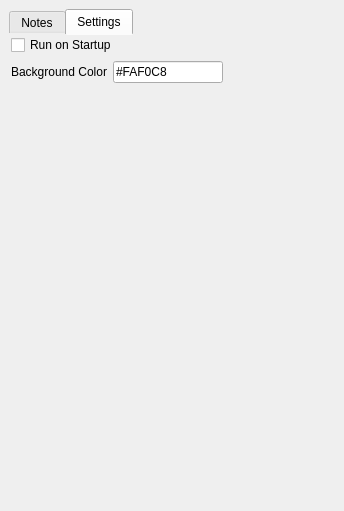
This is GUI/main.ui in goldentoaste/honey-pot as Qt 5 draws it before an edit. The edited form follows.
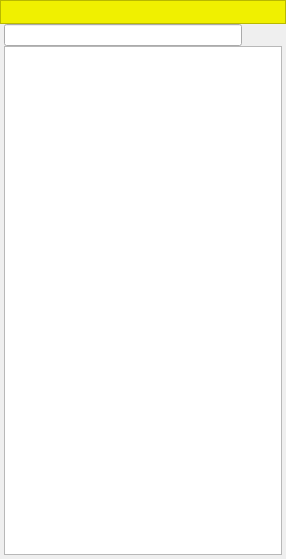
This is the edited form. The open tabs and pages were chosen to show the change. Icons and pictures are not drawn.

What changed in the file:
```diff
--- a/GUI/main.ui
+++ b/GUI/main.ui
@@ -1,103 +1,230 @@
 <?xml version="1.0" encoding="UTF-8"?>
 <ui version="4.0">
- <class>MainWindow</class>
- <widget class="QMainWindow" name="MainWindow">
+ <class>Form</class>
+ <widget class="QWidget" name="Form">
   <property name="geometry">
    <rect>
     <x>0</x>
     <y>0</y>
-    <width>344</width>
-    <height>511</height>
+    <width>286</width>
+    <height>559</height>
    </rect>
   </property>
   <property name="windowTitle">
    <string>Sticky Markdown</string>
   </property>
-  <widget class="QWidget" name="centralwidget">
-   <layout class="QVBoxLayout" name="verticalLayout">
-    <item>
-     <widget class="QTabWidget" name="tabWidget">
-      <property name="styleSheet">
-       <string notr="true">QTabWidget::pane{
-	 border: 0 solid white;
-    margin: -9px -7px -9px -7px;
+  <layout class="QVBoxLayout" name="verticalLayout_2">
+   <property name="spacing">
+    <number>0</number>
+   </property>
+   <property name="leftMargin">
+    <number>0</number>
+   </property>
+   <property name="topMargin">
+    <number>0</number>
+   </property>
+   <property name="rightMargin">
+    <number>0</number>
+   </property>
+   <property name="bottomMargin">
+    <number>0</number>
+   </property>
+   <item>
+    <widget class="QFrame" name="frame">
+     <property name="styleSheet">
+      <string notr="true">QFrame{
+	background: #f0f000;
 }</string>
+     </property>
+     <property name="frameShape">
+      <enum>QFrame::StyledPanel</enum>
+     </property>
+     <property name="frameShadow">
+      <enum>QFrame::Raised</enum>
+     </property>
+     <layout class="QHBoxLayout" name="horizontalLayout">
+      <property name="spacing">
+       <number>0</number>
       </property>
-      <property name="currentIndex">
+      <property name="leftMargin">
        <number>0</number>
       </property>
-      <widget class="QWidget" name="Notes">
-       <attribute name="title">
-        <string>Notes</string>
-       </attribute>
+      <property name="topMargin">
+       <number>0</number>
+      </property>
+      <property name="rightMargin">
+       <number>0</number>
+      </property>
+      <property name="bottomMargin">
+       <number>0</number>
+      </property>
+      <item>
+       <widget class="QPushButton" name="pushButton">
+        <property name="styleSheet">
+         <string notr="true">QPushButton:hover:!pressed{
+	border: 1px solid #000000;
+}</string>
+        </property>
+        <property name="text">
+         <string/>
+        </property>
+        <property name="icon">
+         <iconset resource="stickyResource.qrc">
+          <normaloff>:/GUI/add.svg</normaloff>:/GUI/add.svg</iconset>
+        </property>
+        <property name="iconSize">
+         <size>
+          <width>20</width>
+          <height>20</height>
+         </size>
+        </property>
+        <property name="flat">
+         <bool>true</bool>
+        </property>
+       </widget>
+      </item>
+      <item>
+       <spacer name="horizontalSpacer">
+        <property name="orientation">
+         <enum>Qt::Horizontal</enum>
+        </property>
+        <property name="sizeHint" stdset="0">
+         <size>
+          <width>270</width>
+          <height>20</height>
+         </size>
+        </property>
+       </spacer>
+      </item>
+      <item>
+       <widget class="QPushButton" name="pushButton_3">
+        <property name="styleSheet">
+         <string notr="true">QPushButton:hover:!pressed{
+	border: 1px solid #000000;
+}</string>
+        </property>
+        <property name="text">
+         <string/>
+        </property>
+        <property name="icon">
+         <iconset resource="stickyResource.qrc">
+          <normaloff>:/GUI/settings.svg</normaloff>:/GUI/settings.svg</iconset>
+        </property>
+        <property name="iconSize">
+         <size>
+          <width>20</width>
+          <height>20</height>
+         </size>
+        </property>
+        <property name="flat">
+         <bool>true</bool>
+        </property>
+       </widget>
+      </item>
+      <item>
+       <widget class="QPushButton" name="pushButton_2">
+        <property name="styleSheet">
+         <string notr="true">QPushButton:hover:!pressed{
+	border: 1px solid #000000;
+}</string>
+        </property>
+        <property name="text">
+         <string/>
+        </property>
+        <property name="icon">
+         <iconset resource="stickyResource.qrc">
+          <normaloff>:/GUI/close.svg</normaloff>:/GUI/close.svg</iconset>
+        </property>
+        <property name="iconSize">
+         <size>
+          <width>20</width>
+          <height>20</height>
+         </size>
+        </property>
+        <property name="flat">
+         <bool>true</bool>
+        </property>
+       </widget>
+      </item>
+     </layout>
+    </widget>
+   </item>
+   <item>
+    <layout class="QVBoxLayout" name="verticalLayout">
+     <property name="spacing">
+      <number>0</number>
+     </property>
+     <property name="leftMargin">
+      <number>4</number>
+     </property>
+     <property name="rightMargin">
+      <number>4</number>
+     </property>
+     <property name="bottomMargin">
+      <number>4</number>
+     </property>
+     <item>
+      <layout class="QHBoxLayout" name="horizontalLayout_2">
+       <property name="spacing">
+        <number>0</number>
+       </property>
+       <item>
+        <widget class="QLineEdit" name="lineEdit"/>
+       </item>
+       <item>
+        <widget class="QPushButton" name="pushButton_4">
+         <property name="styleSheet">
+          <string notr="true">QPushButton:hover:!pressed{
+	border: 1px solid #000000;
+}</string>
+         </property>
+         <property name="text">
+          <string/>
+         </property>
+         <property name="icon">
+          <iconset resource="stickyResource.qrc">
+           <normaloff>:/GUI/search.svg</normaloff>:/GUI/search.svg</iconset>
+         </property>
+         <property name="iconSize">
+          <size>
+           <width>20</width>
+           <height>20</height>
+          </size>
+         </property>
+         <property name="flat">
+          <bool>true</bool>
+         </property>
+        </widget>
+       </item>
+      </layout>
+     </item>
+     <item>
+      <widget class="QWidget" name="widget" native="true">
        <layout class="QVBoxLayout" name="verticalLayout_3">
+        <property name="spacing">
+         <number>0</number>
+        </property>
+        <property name="leftMargin">
+         <number>0</number>
+        </property>
+        <property name="topMargin">
+         <number>0</number>
+        </property>
+        <property name="rightMargin">
+         <number>0</number>
+        </property>
+        <property name="bottomMargin">
+         <number>0</number>
+        </property>
         <item>
          <widget class="QListView" name="noteList"/>
         </item>
        </layout>
       </widget>
-      <widget class="QWidget" name="Settings">
-       <attribute name="title">
-        <string>Settings</string>
-       </attribute>
-       <layout class="QVBoxLayout" name="verticalLayout_2">
-        <item>
-         <widget class="QCheckBox" name="checkBox">
-          <property name="text">
-           <string>Run on Startup</string>
-          </property>
-         </widget>
-        </item>
-        <item>
-         <layout class="QHBoxLayout" name="horizontalLayout_2">
-          <item>
-           <widget class="QLabel" name="label">
-            <property name="text">
-             <string>Background Color</string>
-            </property>
-           </widget>
-          </item>
-          <item>
-           <widget class="QLineEdit" name="lineEdit">
-            <property name="text">
-             <string>#FAF0C8</string>
-            </property>
-           </widget>
-          </item>
-          <item>
-           <spacer name="horizontalSpacer_2">
-            <property name="orientation">
-             <enum>Qt::Horizontal</enum>
-            </property>
-            <property name="sizeHint" stdset="0">
-             <size>
-              <width>40</width>
-              <height>20</height>
-             </size>
-            </property>
-           </spacer>
-          </item>
-         </layout>
-        </item>
-        <item>
-         <spacer name="verticalSpacer">
-          <property name="orientation">
-           <enum>Qt::Vertical</enum>
-          </property>
-          <property name="sizeHint" stdset="0">
-           <size>
-            <width>20</width>
-            <height>40</height>
-           </size>
-          </property>
-         </spacer>
-        </item>
-       </layout>
-      </widget>
-     </widget>
-    </item>
-   </layout>
-  </widget>
+     </item>
+    </layout>
+   </item>
+  </layout>
  </widget>
  <resources/>
  <connections/>
```
Left out of the diff: 8 changed lines with no effect on the pictures.
